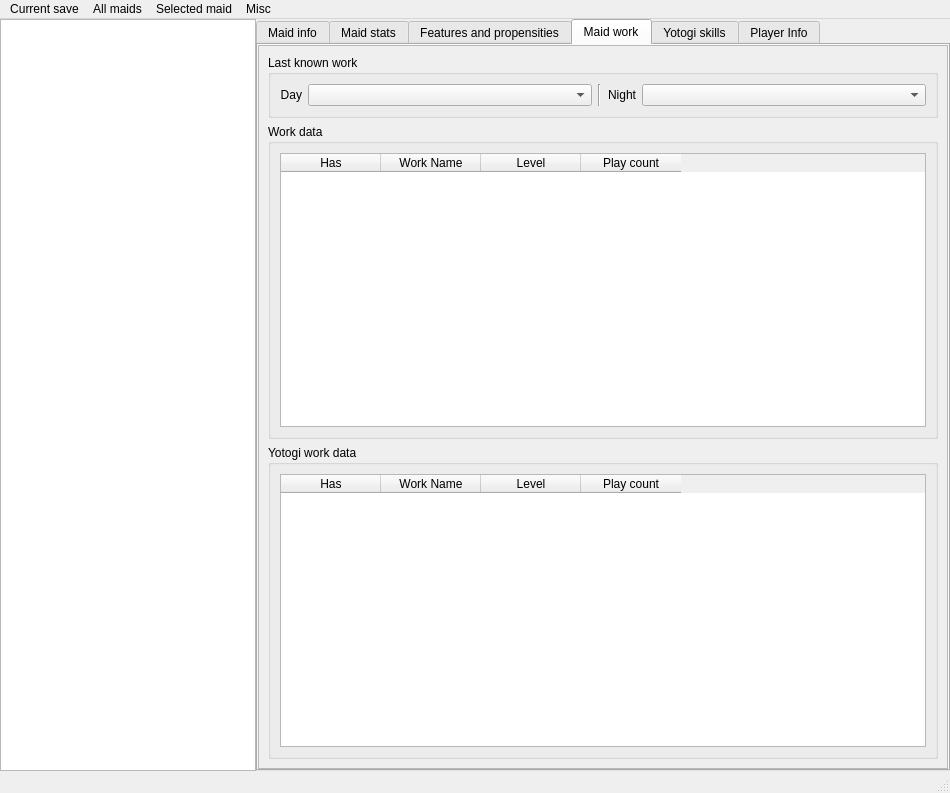
Qt form GUI/templates/maid_fiddler.ui (ghorsington/COM3D2.MaidFiddler) before a commit.
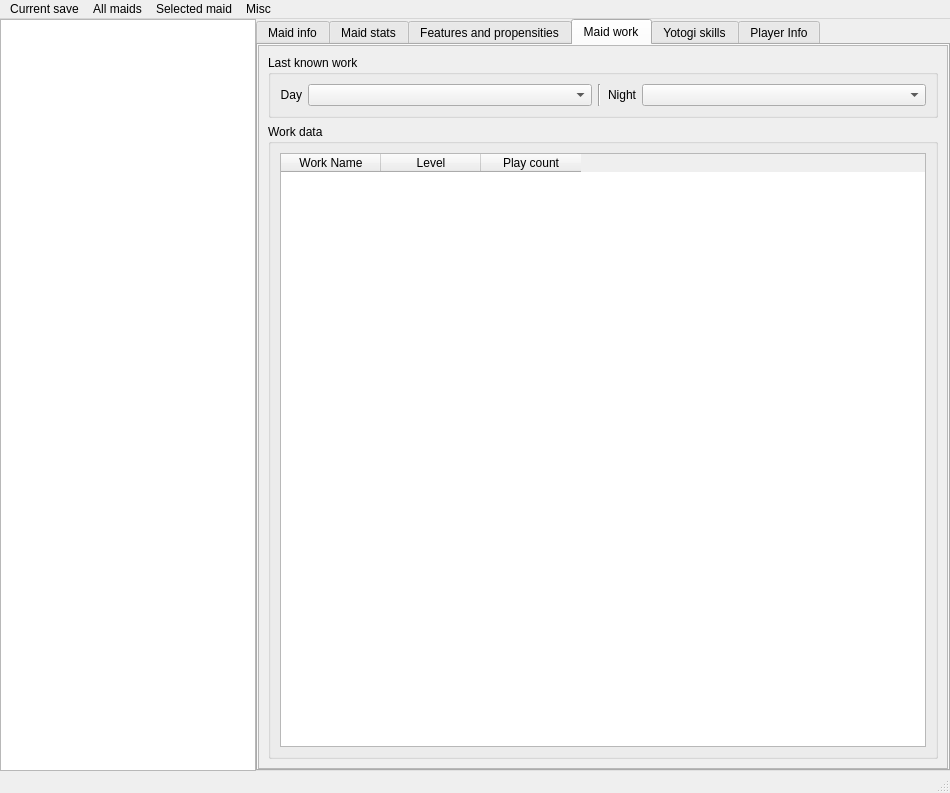
The same form after that commit. The open tabs and pages were chosen to show the change.

Commit message: Implement work tab

```diff
--- a/GUI/templates/maid_fiddler.ui
+++ b/GUI/templates/maid_fiddler.ui
@@ -1081,74 +1081,6 @@
                    </attribute>
                    <column>
                     <property name="text">
-                     <string>Has</string>
-                    </property>
-                   </column>
-                   <column>
-                    <property name="text">
-                     <string>Work Name</string>
-                    </property>
-                   </column>
-                   <column>
-                    <property name="text">
-                     <string>Level</string>
-                    </property>
-                   </column>
-                   <column>
-                    <property name="text">
-                     <string>Play count</string>
-                    </property>
-                   </column>
-                  </widget>
-                 </item>
-                </layout>
-               </widget>
-              </item>
-              <item>
-               <widget class="QGroupBox" name="groupBox_7">
-                <property name="title">
-                 <string>Yotogi work data</string>
-                </property>
-                <layout class="QVBoxLayout" name="verticalLayout_17">
-                 <item>
-                  <widget class="QTableWidget" name="yotogi_work_table">
-                   <property name="sizePolicy">
-                    <sizepolicy hsizetype="Expanding" vsizetype="Minimum">
-                     <horstretch>0</horstretch>
-                     <verstretch>0</verstretch>
-                    </sizepolicy>
-                   </property>
-                   <property name="sizeAdjustPolicy">
-                    <enum>QAbstractScrollArea::AdjustToContents</enum>
-                   </property>
-                   <property name="editTriggers">
-                    <set>QAbstractItemView::NoEditTriggers</set>
-                   </property>
-                   <property name="alternatingRowColors">
-                    <bool>true</bool>
-                   </property>
-                   <property name="selectionMode">
-                    <enum>QAbstractItemView::NoSelection</enum>
-                   </property>
-                   <attribute name="horizontalHeaderMinimumSectionSize">
-                    <number>24</number>
-                   </attribute>
-                   <attribute name="verticalHeaderVisible">
-                    <bool>false</bool>
-                   </attribute>
-                   <attribute name="verticalHeaderDefaultSectionSize">
-                    <number>24</number>
-                   </attribute>
-                   <attribute name="verticalHeaderMinimumSectionSize">
-                    <number>24</number>
-                   </attribute>
-                   <column>
-                    <property name="text">
-                     <string>Has</string>
-                    </property>
-                   </column>
-                   <column>
-                    <property name="text">
                      <string>Work Name</string>
                     </property>
                    </column>
```
The commit also changes 6 other files.
